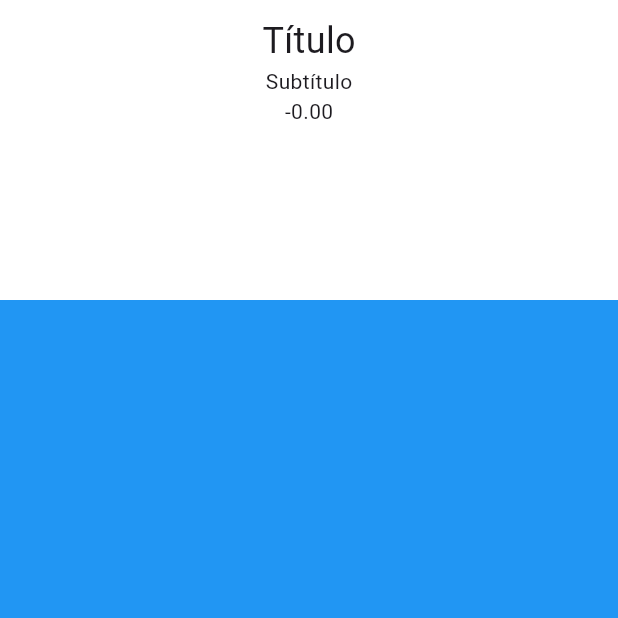
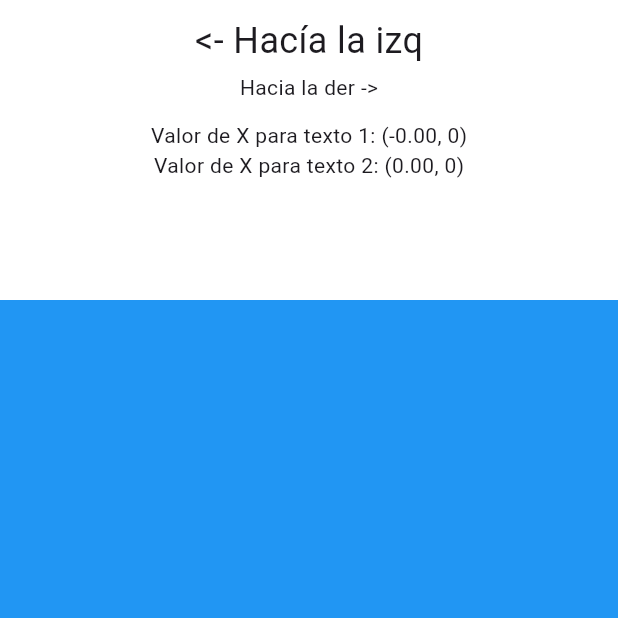
Before and after one commit to RafaEscobar/flutter_animations, a Flutter app: the MoveTextScreen screen opened by its route, on a phone screen of 412 x 824 dp, the top half of it. Run offline on Flutter 3.47's test engine with Material 3 defaults, Android fonts, the phone set to English and light mode, and no system bars; our stand-ins replace go_router; missing offline and left inert: widget_zoom.

```diff
--- a/lib/screens/animations/move_text_screen.dart
+++ b/lib/screens/animations/move_text_screen.dart
@@ -4,10 +4,12 @@ class MoveTextScreen extends StatelessWidget{
   const MoveTextScreen({super.key});
   static const String routeName = 'move-text-screen';
 
+  //* 1. Definimos un build con un CustomScrollView y un slivers como ya hemos visto previamente
   @override
   Widget build(BuildContext context) {
     return Scaffold(
-      body: CustomScrollView(
+      body: SafeArea(
+        child: CustomScrollView(
           slivers: [
             SliverPersistentHeader(
               pinned: true,
@@ -20,10 +22,12 @@ class MoveTextScreen extends StatelessWidget{
             )
           ],
         ),
+      ),
     );
   }
 }
 
+//* 2. La clase que hereda de SliverPersistentHeaderDelegate igual permanece sin cambios
 class _MoveTextScreenDelegate extends SliverPersistentHeaderDelegate {
   _MoveTextScreenDelegate({
     required this.maxExtent,
@@ -34,21 +38,27 @@ class _MoveTextScreenDelegate extends SliverPersistentHeaderDelegate {
   @override
   final double minExtent;
 
+  //* 3. El método buil es el que si sufre cambios:
   @override
   Widget build(BuildContext context, double shrinkOffset, bool overlapsContent){
+    //* 3.1 Definimos con normalidad el currentHeight para la altura dinámica del contenedor
     final double currentHeight = (maxExtent - shrinkOffset).clamp(minExtent, maxExtent);
+    //* 3.2 Obtenemos el rango disponible (altura máxima - altura máxima): Ejemplo: 200 - 120 = 80
     final fadeRange = maxExtent - minExtent;
+    //* 3.3 Es un valor normalizado entre 0 y 1 que va aumentando o disminuyendo con base el scroll y el fadeRange
+    //* el cual usamos para dar un valor dinámico a la coordenada x del Alingment y así desplazar el texto
     final t = (shrinkOffset / fadeRange).clamp(0.0, 1.0);
-    //* t: (20 / 80) == .25
-    //* fontSize: (24 - (24 - 12)) = 12 | 12 * .25 = 21
-    // !
-    //* t: 60 / 80 == .75
-    //* fontSize: (24 - (24 - 12)) = 12 | 12 * .75 = 9 (9 se devuelve como 12 por el clamp) == 12
+
+    //* 3.4 Definimos tamaño de fuente minimo y un tamaño máximo
     final maxSize = 24;
     final minSize = 12;
     final fontSize = maxSize - (maxSize - minSize) * t;
 
-    final alignmentX = -t;
+    //* 3.5 Almacenamos en una variable independiente los valores de las coordenadas X para el texto 1 y el 2
+    //* El texto 1 ira hacia la izq es por eso que t se toma como negativo (desplazamiento de x hacia la izq)
+    //* El texto 2 ira hacia la derecha es por eso que t se toma como positivo (desplazamiento de x hacia la derecha)
+    final text1X = -t;
+    final text2X = t;
 
     return Container(
       padding: EdgeInsets.symmetric(vertical: 10, horizontal: 10),
@@ -57,20 +67,20 @@ class _MoveTextScreenDelegate extends SliverPersistentHeaderDelegate {
       child: Column(
         mainAxisSize: MainAxisSize.min,
         children: [
-          //* fadeRange: 200 - 120 = 80
-          //* t: (20/80) = 0.25
-          //* alignmentX = -0.25
-          //* Alignment(-0.25, 0), -> Se desplaza ese porcentaje hacia la izquierda ya que x+ => derecha | x- => izquierda
+          //* 4 Envolvemos los Text en Align y definimos un Alignment(x, y) para pasarle el valor dinámico de X y así puedan desplazarse según el scroll
+          //* 5 Así mismo pasamos el tamaño dinámico del texto para que reduzca o vuelva a su tamaño normal según corresponda.
           Align(
-            alignment: Alignment(alignmentX, 0),
-            child: Text('Título', style: TextStyle(fontSize: fontSize),)
+            alignment: Alignment(text1X, 0),
+            child: Text('<- Hacía la izq', style: TextStyle(fontSize: fontSize),)
           ),
-          SizedBox(width: 12),
+          SizedBox(height: 4),
           Align(
-            alignment: Alignment(alignmentX * -1, 0),
-            child: Text('Subtítulo'),
+            alignment: Alignment(text2X, 0),
+            child: Text('Hacia la der ->'),
           ),
-          Text(alignmentX.toStringAsFixed(2))
+          SizedBox(height: 12),
+          Text("Valor de X para texto 1: (${text1X.toStringAsFixed(2)}, 0)"),
+          Text("Valor de X para texto 2: (${text2X.toStringAsFixed(2)}, 0)")
         ],
       ),
     );
```
Lines whose indentation alone changed are shown as unchanged.
